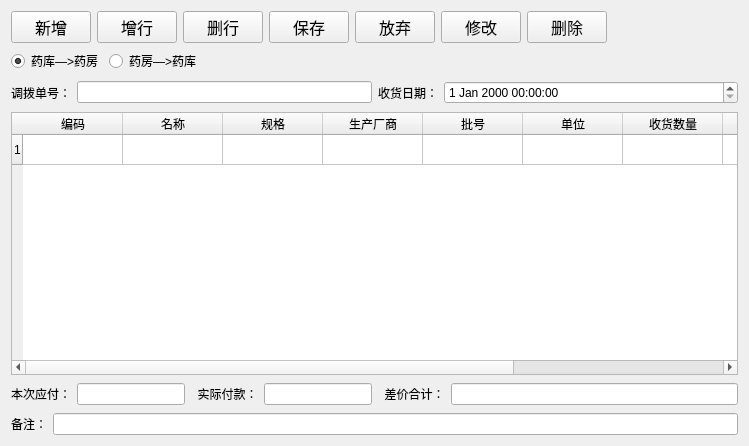
This is pharmacyreceipt.ui in histest/his as Qt 5 draws it before an edit. The edited form follows.
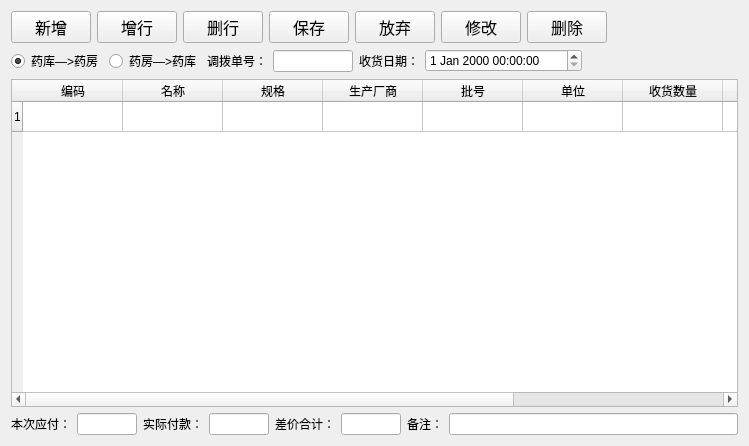
This is the edited form.

What changed in the file:
```diff
--- a/pharmacyreceipt.ui
+++ b/pharmacyreceipt.ui
@@ -165,12 +165,7 @@
     </layout>
    </item>
    <item>
-    <layout class="QVBoxLayout" name="verticalLayout_2">
-     <property name="spacing">
-      <number>8</number>
-     </property>
-     <item>
-      <layout class="QHBoxLayout" name="horizontalLayout_6">
+    <layout class="QHBoxLayout" name="horizontalLayout">
        <item>
         <widget class="QRadioButton" name="radioButton_Add">
          <property name="text">
@@ -189,7 +184,47 @@
         </widget>
        </item>
        <item>
-        <spacer name="horizontalSpacer_4">
+      <widget class="QLabel" name="label">
+       <property name="text">
+        <string>调拨单号：</string>
+       </property>
+      </widget>
+     </item>
+     <item>
+      <widget class="QLineEdit" name="lineEdit_No">
+       <property name="maximumSize">
+        <size>
+         <width>80</width>
+         <height>16777215</height>
+        </size>
+       </property>
+      </widget>
+     </item>
+     <item>
+      <widget class="QLabel" name="label_5">
+       <property name="text">
+        <string>收货日期：</string>
+       </property>
+      </widget>
+     </item>
+     <item>
+      <widget class="QDateTimeEdit" name="dateTimeEdit">
+       <property name="sizePolicy">
+        <sizepolicy hsizetype="Expanding" vsizetype="Fixed">
+         <horstretch>0</horstretch>
+         <verstretch>0</verstretch>
+        </sizepolicy>
+       </property>
+       <property name="maximumSize">
+        <size>
+         <width>180</width>
+         <height>16777215</height>
+        </size>
+       </property>
+      </widget>
+     </item>
+     <item>
+      <spacer name="horizontalSpacer_2">
          <property name="orientation">
           <enum>Qt::Horizontal</enum>
          </property>
@@ -203,52 +238,6 @@
        </item>
       </layout>
      </item>
-     <item>
-      <layout class="QHBoxLayout" name="horizontalLayout_15">
-       <item>
-        <layout class="QHBoxLayout" name="horizontalLayout_10">
-         <item>
-          <layout class="QHBoxLayout" name="horizontalLayout">
-           <property name="spacing">
-            <number>6</number>
-           </property>
-           <item>
-            <widget class="QLabel" name="label">
-             <property name="text">
-              <string>调拨单号：</string>
-             </property>
-            </widget>
-           </item>
-           <item>
-            <widget class="QLineEdit" name="lineEdit_No"/>
-           </item>
-          </layout>
-         </item>
-         <item>
-          <layout class="QHBoxLayout" name="horizontalLayout_5">
-           <item>
-            <widget class="QLabel" name="label_5">
-             <property name="text">
-              <string>收货日期：</string>
-             </property>
-            </widget>
-           </item>
-           <item>
-            <widget class="QDateTimeEdit" name="dateTimeEdit">
-             <property name="sizePolicy">
-              <sizepolicy hsizetype="Expanding" vsizetype="Fixed">
-               <horstretch>0</horstretch>
-               <verstretch>0</verstretch>
-              </sizepolicy>
-             </property>
-            </widget>
-           </item>
-          </layout>
-         </item>
-        </layout>
-       </item>
-      </layout>
-     </item>
      <item>
       <widget class="QTableWidget" name="tableWidget">
        <property name="sortingEnabled">
@@ -323,9 +312,7 @@
       </widget>
      </item>
      <item>
-      <layout class="QHBoxLayout" name="horizontalLayout_21">
-       <item>
-        <layout class="QHBoxLayout" name="horizontalLayout_22">
+    <layout class="QHBoxLayout" name="horizontalLayout_3">
          <item>
           <widget class="QLabel" name="label_14">
            <property name="text">
@@ -341,12 +328,18 @@
              <verstretch>0</verstretch>
             </sizepolicy>
            </property>
+       <property name="maximumSize">
+        <size>
+         <width>60</width>
+         <height>16777215</height>
+        </size>
+       </property>
           </widget>
          </item>
          <item>
           <widget class="QLabel" name="label_15">
            <property name="text">
-            <string>  实际付款：</string>
+        <string>实际付款：</string>
            </property>
           </widget>
          </item>
@@ -358,33 +351,34 @@
              <verstretch>0</verstretch>
             </sizepolicy>
            </property>
+       <property name="maximumSize">
+        <size>
+         <width>60</width>
+         <height>16777215</height>
+        </size>
+       </property>
            <property name="text">
             <string/>
            </property>
           </widget>
          </item>
-        </layout>
-       </item>
-       <item>
-        <layout class="QHBoxLayout" name="horizontalLayout_24">
          <item>
           <widget class="QLabel" name="label_17">
            <property name="text">
-            <string>  差价合计：</string>
+        <string>差价合计：</string>
            </property>
           </widget>
          </item>
          <item>
-          <widget class="QLineEdit" name="lineEdit_Debt"/>
-         </item>
-        </layout>
-       </item>
-      </layout>
-     </item>
-     <item>
-      <layout class="QHBoxLayout" name="horizontalLayout_23">
-       <item>
-        <layout class="QHBoxLayout" name="horizontalLayout_25">
+      <widget class="QLineEdit" name="lineEdit_Debt">
+       <property name="maximumSize">
+        <size>
+         <width>60</width>
+         <height>16777215</height>
+        </size>
+       </property>
+      </widget>
+     </item>
          <item>
           <widget class="QLabel" name="label_16">
            <property name="text">
@@ -394,10 +388,6 @@
          </item>
          <item>
           <widget class="QLineEdit" name="lineEdit_remark"/>
-         </item>
-        </layout>
-       </item>
-      </layout>
      </item>
     </layout>
    </item>
```
Lines whose indentation alone changed are shown as unchanged.
